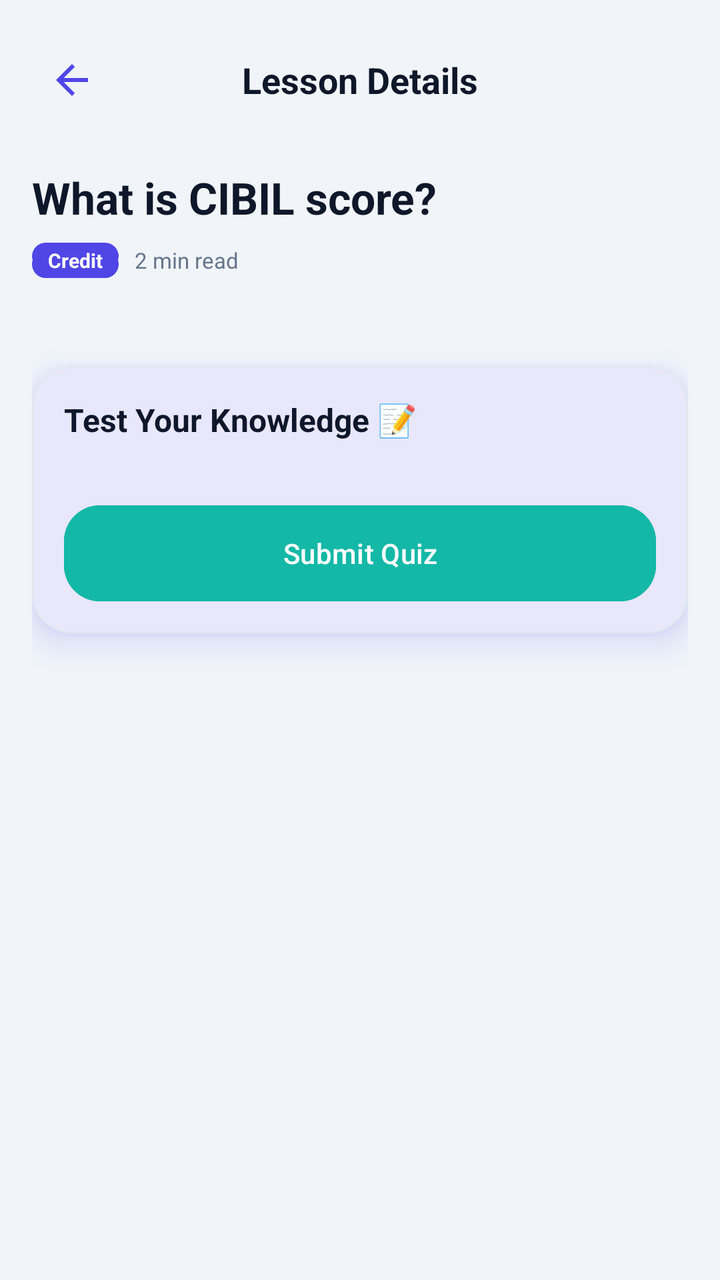
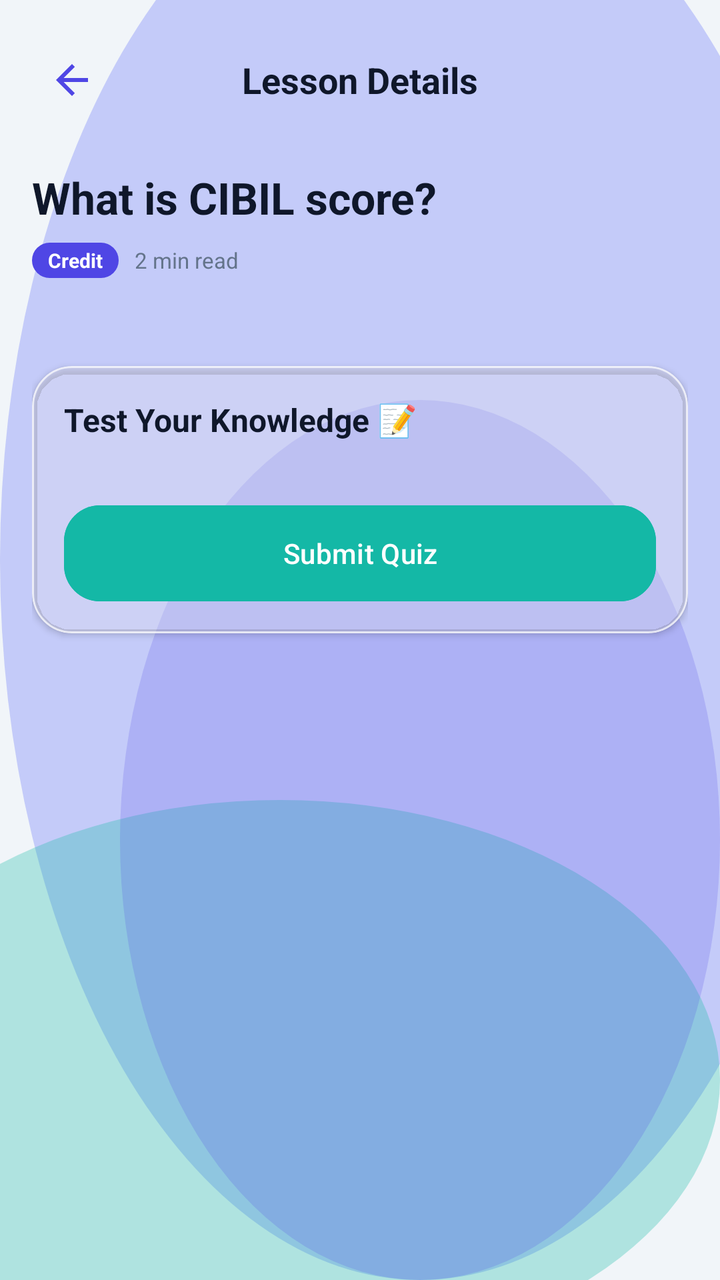

Screens rendered from an Android XML layout before and after an edit, with the pre-edit source and the edit as a unified diff.
<!-- AndroidManifest.xml: application theme Theme.MoneyLens -->
<!-- res/layout/activity_lesson_detail.xml -->
<?xml version="1.0" encoding="utf-8"?>
<androidx.constraintlayout.widget.ConstraintLayout xmlns:android="http://schemas.android.com/apk/res/android"
    xmlns:app="http://schemas.android.com/apk/res-auto"
    android:layout_width="match_parent"
    android:layout_height="match_parent"
    android:background="@color/colorBackground">

    
    <RelativeLayout
        android:id="@+id/layoutAppBar"
        android:layout_width="match_parent"
        android:layout_height="56dp"
        android:layout_marginTop="12dp"
        android:paddingHorizontal="16dp"
        app:layout_constraintTop_toTopOf="parent">

        <ImageView
            android:id="@+id/btnBack"
            android:layout_width="40dp"
            android:layout_height="40dp"
            android:layout_centerVertical="true"
            android:padding="8dp"
            android:src="@drawable/ic_back"
            android:background="?attr/selectableItemBackgroundBorderless"
            android:contentDescription="Back" />

        <TextView
            android:id="@+id/txtTitle"
            android:layout_width="wrap_content"
            android:layout_height="wrap_content"
            android:layout_centerInParent="true"
            android:text="Lesson Details"
            android:textColor="@color/colorTextPrimary"
            android:textSize="18sp"
            android:textStyle="bold" />
    </RelativeLayout>

    <androidx.core.widget.NestedScrollView
        android:layout_width="match_parent"
        android:layout_height="0dp"
        android:fillViewport="true"
        app:layout_constraintBottom_toBottomOf="parent"
        app:layout_constraintTop_toBottomOf="@id/layoutAppBar">

        <LinearLayout
            android:layout_width="match_parent"
            android:layout_height="wrap_content"
            android:orientation="vertical"
            android:padding="16dp">

            
            <TextView
                android:id="@+id/txtLessonDetailTitle"
                android:layout_width="wrap_content"
                android:layout_height="wrap_content"
                android:text="What is CIBIL score?"
                android:textColor="@color/colorTextPrimary"
                android:textSize="22sp"
                android:textStyle="bold"
                android:layout_marginBottom="8dp" />

            <LinearLayout
                android:layout_width="wrap_content"
                android:layout_height="wrap_content"
                android:layout_marginBottom="20dp"
                android:gravity="center_vertical"
                android:orientation="horizontal">

                <TextView
                    android:id="@+id/txtLessonDetailTopic"
                    android:layout_width="wrap_content"
                    android:layout_height="wrap_content"
                    android:background="@drawable/bg_clay_button"
                    android:backgroundTint="@color/colorPrimary"
                    android:paddingHorizontal="8dp"
                    android:paddingVertical="2dp"
                    android:text="Credit"
                    android:textColor="@android:color/white"
                    android:textSize="10sp"
                    android:textStyle="bold" />

                <TextView
                    android:id="@+id/txtLessonDetailReadTime"
                    android:layout_width="wrap_content"
                    android:layout_height="wrap_content"
                    android:layout_marginStart="8dp"
                    android:text="2 min read"
                    android:textColor="@color/colorTextSecondary"
                    android:textSize="11sp" />
            </LinearLayout>

            
            <LinearLayout
                android:id="@+id/layoutSections"
                android:layout_width="match_parent"
                android:layout_height="wrap_content"
                android:orientation="vertical" />

            
            <com.google.android.material.card.MaterialCardView
                style="@style/ClayCard"
                android:layout_width="match_parent"
                android:layout_height="wrap_content"
                android:layout_marginTop="24dp"
                android:layout_marginBottom="32dp">

                <LinearLayout
                    android:layout_width="match_parent"
                    android:layout_height="wrap_content"
                    android:orientation="vertical"
                    android:padding="16dp">

                    <TextView
                        android:layout_width="wrap_content"
                        android:layout_height="wrap_content"
                        android:text="Test Your Knowledge 📝"
                        android:textColor="@color/colorTextPrimary"
                        android:textSize="16sp"
                        android:textStyle="bold"
                        android:layout_marginBottom="16dp" />

                    
                    <LinearLayout
                        android:id="@+id/layoutQuiz"
                        android:layout_width="match_parent"
                        android:layout_height="wrap_content"
                        android:orientation="vertical" />

                    <com.google.android.material.button.MaterialButton
                        android:id="@+id/btnSubmitQuiz"
                        style="@style/ClayButton"
                        android:layout_width="match_parent"
                        android:layout_height="wrap_content"
                        android:layout_marginTop="16dp"
                        android:text="Submit Quiz"
                        android:backgroundTint="@color/colorSecondary"
                        android:textColor="@android:color/white" />
                </LinearLayout>
            </com.google.android.material.card.MaterialCardView>

        </LinearLayout>
    </androidx.core.widget.NestedScrollView>

</androidx.constraintlayout.widget.ConstraintLayout>
<!-- resources referenced by this layout -->
<resources>
  <!-- drawable bg_clay_button (drawable) -->
  <?xml version="1.0" encoding="utf-8"?>
  <ripple xmlns:android="http://schemas.android.com/apk/res/android"
      android:color="@color/colorPrimaryDark">
  
      <item android:id="@android:id/background">
          <layer-list>
              
              <item android:top="4dp">
                  <shape android:shape="rectangle">
                      <solid android:color="@color/colorPrimaryShadow" />
                      <corners android:radius="18dp" />
                  </shape>
              </item>
              
              <item android:bottom="4dp">
                  <shape android:shape="rectangle">
                      <solid android:color="@color/colorPrimary" />
                      <corners android:radius="18dp" />
                  </shape>
              </item>
          </layer-list>
      </item>
  
      <item android:id="@android:id/mask">
          <shape android:shape="rectangle">
              <solid android:color="#FFFFFFFF" />
              <corners android:radius="18dp" />
          </shape>
      </item>
  </ripple>
  <style name="ClayButton" parent="Widget.Material3.Button">
          <item name="cornerRadius">@dimen/clay_button_radius</item>
          <item name="android:paddingVertical">14dp</item>
          <item name="backgroundTint">@color/colorPrimary</item>
          <item name="android:textColor">@color/colorOnPrimary</item>
          <item name="iconTint">@color/colorOnPrimary</item>
          <item name="android:elevation">6dp</item>
          <item name="android:outlineSpotShadowColor" tools:targetApi="p">@color/colorPrimaryShadow</item>
          <item name="android:insetTop">0dp</item>
          <item name="android:insetBottom">0dp</item>
      </style>
  <style name="ClayCard" parent="Widget.Material3.CardView.Elevated">
          <item name="cardCornerRadius">@dimen/clay_card_radius</item>
          <item name="cardElevation">10dp</item>
          <item name="android:stateListAnimator">@null</item>
          <item name="strokeColor">@color/colorCardBorder</item>
          <item name="strokeWidth">1dp</item>
          <item name="cardBackgroundColor">@color/colorSurface</item>
          <item name="android:outlineSpotShadowColor" tools:targetApi="p">@color/colorPrimary</item>
          <item name="android:outlineAmbientShadowColor" tools:targetApi="p">@color/colorPrimary</item>
      </style>
  <color name="colorPrimaryShadow">#3730A3</color>
  <color name="colorCardBorder">#E2E8F0</color>
  <color name="colorSurface">#FFFFFF</color>
  <style name="Base.Theme.MoneyLens" parent="Theme.Material3.Light.NoActionBar">
          
          <item name="colorPrimary">@color/colorPrimary</item>
          <item name="colorOnPrimary">@color/colorOnPrimary</item>
          <item name="colorSecondary">@color/colorSecondary</item>
          <item name="colorError">@color/colorDanger</item>
          <item name="android:windowBackground">@color/colorBackground</item>
          <item name="colorSurface">@color/colorSurface</item>
          <item name="android:colorBackground">@color/colorBackground</item>
          <item name="colorOnSurface">@color/colorTextPrimary</item>
  
          
          <item name="android:statusBarColor">@color/colorBackground</item>
          <item name="android:windowLightStatusBar" tools:targetApi="m">true</item>
          <item name="android:navigationBarColor">@color/colorBackground</item>
      </style>
  <color name="colorDanger">#DC2626</color>
  <!-- unchanged entries left out for length: 11 -->
</resources>

<!-- the commit's change to res/layout/activity_lesson_detail.xml (unified diff, before → after) -->
@@ -3,7 +3,7 @@
     xmlns:app="http://schemas.android.com/apk/res-auto"
     android:layout_width="match_parent"
     android:layout_height="match_parent"
-    android:background="@color/colorBackground">
+    android:background="@drawable/bg_mesh_gradient">
 
     
     <RelativeLayout
<!-- resource entries referenced after the edit -->
@@ -6,22 +6,10 @@
       android:color="@color/colorPrimaryDark">
   
       <item android:id="@android:id/background">
-          <layer-list>
-              
-              <item android:top="4dp">
-                  <shape android:shape="rectangle">
-                      <solid android:color="@color/colorPrimaryShadow" />
-                      <corners android:radius="18dp" />
-                  </shape>
-              </item>
-              
-              <item android:bottom="4dp">
-                  <shape android:shape="rectangle">
-                      <solid android:color="@color/colorPrimary" />
-                      <corners android:radius="18dp" />
-                  </shape>
-              </item>
-          </layer-list>
+          <shape android:shape="rectangle">
+              <solid android:color="@color/colorPrimary" />
+              <corners android:radius="18dp" />
+          </shape>
       </item>
   
       <item android:id="@android:id/mask">
@@ -31,32 +19,62 @@
           </shape>
       </item>
   </ripple>
+  <!-- drawable bg_mesh_gradient (drawable) -->
+  <?xml version="1.0" encoding="utf-8"?>
+  <layer-list xmlns:android="http://schemas.android.com/apk/res/android">
+      
+      <item>
+          <shape android:shape="rectangle">
+              <solid android:color="@color/colorBackground" />
+          </shape>
+      </item>
+      
+      <item android:top="-80dp" android:right="-60dp">
+          <shape android:shape="oval">
+              <solid android:color="@color/glassMeshOrb1" />
+              <size android:width="280dp" android:height="280dp" />
+          </shape>
+      </item>
+      
+      <item android:bottom="-40dp" android:left="-80dp" android:top="400dp">
+          <shape android:shape="oval">
+              <solid android:color="@color/glassMeshOrb2" />
+              <size android:width="240dp" android:height="240dp" />
+          </shape>
+      </item>
+      
+      <item android:top="200dp" android:left="60dp">
+          <shape android:shape="oval">
+              <solid android:color="@color/glassMeshOrb3" />
+              <size android:width="200dp" android:height="200dp" />
+          </shape>
+      </item>
+  </layer-list>
   <style name="ClayButton" parent="Widget.Material3.Button">
           <item name="cornerRadius">@dimen/clay_button_radius</item>
           <item name="android:paddingVertical">14dp</item>
           <item name="backgroundTint">@color/colorPrimary</item>
           <item name="android:textColor">@color/colorOnPrimary</item>
           <item name="iconTint">@color/colorOnPrimary</item>
-          <item name="android:elevation">6dp</item>
-          <item name="android:outlineSpotShadowColor" tools:targetApi="p">@color/colorPrimaryShadow</item>
+          <item name="android:elevation">4dp</item>
           <item name="android:insetTop">0dp</item>
           <item name="android:insetBottom">0dp</item>
       </style>
   <style name="ClayCard" parent="Widget.Material3.CardView.Elevated">
           <item name="cardCornerRadius">@dimen/clay_card_radius</item>
-          <item name="cardElevation">10dp</item>
+          <item name="cardElevation">2dp</item>
           <item name="android:stateListAnimator">@null</item>
-          <item name="strokeColor">@color/colorCardBorder</item>
+          <item name="strokeColor">@color/glassCardBorder</item>
           <item name="strokeWidth">1dp</item>
-          <item name="cardBackgroundColor">@color/colorSurface</item>
-          <item name="android:outlineSpotShadowColor" tools:targetApi="p">@color/colorPrimary</item>
-          <item name="android:outlineAmbientShadowColor" tools:targetApi="p">@color/colorPrimary</item>
+          <item name="cardBackgroundColor">@color/glassCardBg</item>
       </style>
-  <color name="colorPrimaryShadow">#3730A3</color>
-  <color name="colorCardBorder">#E2E8F0</color>
+  <color name="glassMeshOrb1">#66818CF8</color>
+  <color name="glassMeshOrb2">#4D14B8A6</color>
+  <color name="glassMeshOrb3">#334F46E5</color>
+  <color name="glassCardBorder">#B3FFFFFF</color>
+  <color name="glassCardBg">#8CFFFFFF</color>
   <color name="colorSurface">#FFFFFF</color>
   <style name="Base.Theme.MoneyLens" parent="Theme.Material3.Light.NoActionBar">
-          
           <item name="colorPrimary">@color/colorPrimary</item>
           <item name="colorOnPrimary">@color/colorOnPrimary</item>
           <item name="colorSecondary">@color/colorSecondary</item>
@@ -67,9 +85,10 @@
           <item name="colorOnSurface">@color/colorTextPrimary</item>
   
           
-          <item name="android:statusBarColor">@color/colorBackground</item>
+          <item name="android:statusBarColor">@android:color/transparent</item>
           <item name="android:windowLightStatusBar" tools:targetApi="m">true</item>
-          <item name="android:navigationBarColor">@color/colorBackground</item>
+          <item name="android:navigationBarColor">@android:color/transparent</item>
+          <item name="android:windowDrawsSystemBarBackgrounds">true</item>
       </style>
   <color name="colorDanger">#DC2626</color>
   <!-- unchanged entries left out for length: 11 -->
